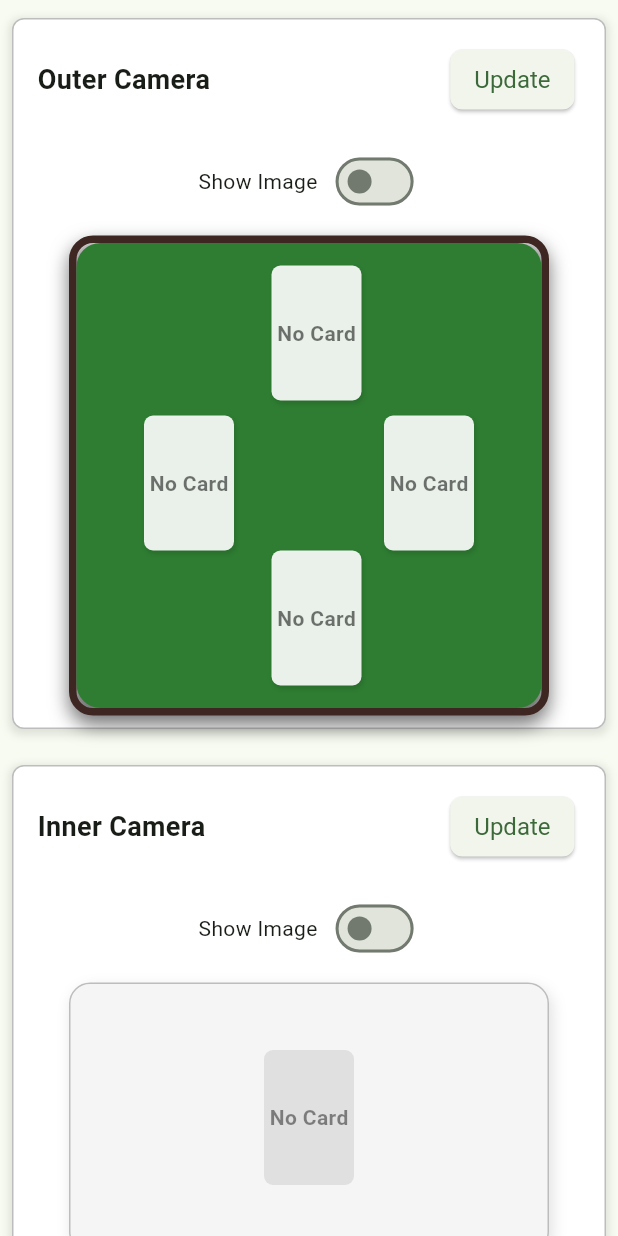
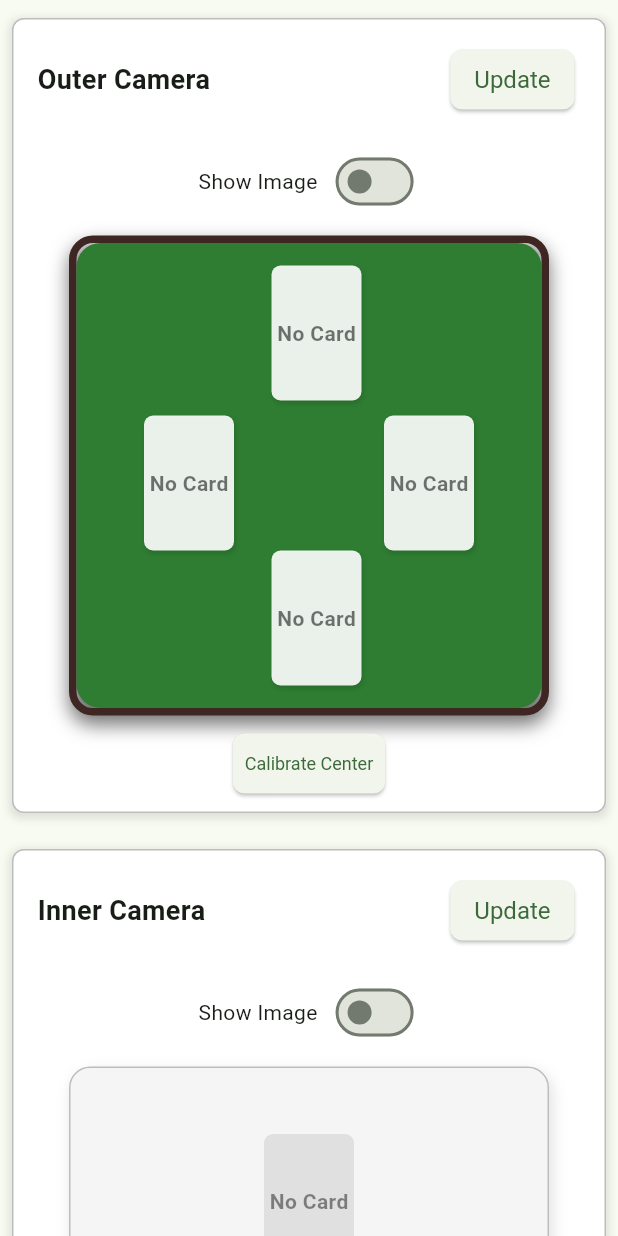
Before and after one commit to jv-ransika/CardMaster, a Flutter app: the CamerasView widget shown alone on an empty page, opened directly with empty values, on a phone screen of 412 x 824 dp. Run offline on Flutter 3.47's test engine with Material 3 defaults, Android fonts, the phone set to English and light mode, and no system bars; our stand-ins replace permission_handler; missing offline and left inert: gallery_saver_plus, mobile_scanner, onnxruntime, tflite_flutter.

Commit message:
feat: add center calibration functionality and update camera section methods in BotScreen

```diff
--- a/lib/screens/bot/bot.dart
+++ b/lib/screens/bot/bot.dart
@@ -73,7 +73,20 @@ class _BotScreenState extends State<BotScreen> {
       },
       onNeedUpdateInnerImage: () async {
         imageInputHandlerInner.captureImage();
-        // await oomiPredictor.predict(oomiModel);
+      },
+      onCalibrateCenterClick: () {
+        if (yoloDetector.detections == null || yoloDetector.detections!.isEmpty) {
+          ScaffoldMessenger.of(context).showSnackBar(SnackBar(content: Text("No detections available to calibrate center.")));
+          return;
+        }
+        // Calculate the center of the detected cards
+        gameHandler.calcLocalBoardCenter(yoloDetector.detections!);
+        // Draw calibration markers on the image
+        if (yoloDetector.processedImage != null) {
+          img.drawCircle(yoloDetector.processedImage!, x: gameHandler.boardCenter.dx.toInt(), y: gameHandler.boardCenter.dy.toInt(), radius: 10, color: img.ColorRgb8(255, 0, 0));
+          camerasViewController.outerImage = yoloDetector.processedImage!;
+          camerasViewController.update();
+        }
       },
     );
 
--- a/lib/screens/bot/cameras_view.dart
+++ b/lib/screens/bot/cameras_view.dart
@@ -31,7 +31,7 @@ class _CamerasViewState extends State<CamerasView> {
         children: [
           const SizedBox(height: 8),
 
-          buildCameraSection(
+          buildOuterCameraSection(
             title: "Outer Camera",
             onUpdatePressed: widget.controller.callNeedUpdateOuterImage,
             isUpdating: widget.controller.progressOuterImage > 0,
@@ -40,7 +40,7 @@ class _CamerasViewState extends State<CamerasView> {
 
           const SizedBox(height: 16),
 
-          buildCameraSection(
+          buildInnerCameraSection(
             title: "Inner Camera",
             onUpdatePressed: widget.controller.callNeedUpdateInnerImage,
             isUpdating: widget.controller.progressInnerImage > 0,
@@ -53,7 +53,59 @@ class _CamerasViewState extends State<CamerasView> {
     );
   }
 
-  Widget buildCameraSection({required String title, required VoidCallback onUpdatePressed, required bool isUpdating, required Widget content}) {
+  Widget buildOuterCameraSection({required String title, required VoidCallback onUpdatePressed, required bool isUpdating, required Widget content}) {
+    return Padding(
+      padding: const EdgeInsets.symmetric(horizontal: 8.0, vertical: 4.0),
+      child: Container(
+        padding: const EdgeInsets.all(8.0),
+        decoration: BoxDecoration(
+          color: Colors.white,
+          border: Border.all(color: Colors.grey.shade400, width: 1.0),
+          boxShadow: [BoxShadow(color: Colors.black.withOpacity(0.1), spreadRadius: 2, blurRadius: 4, offset: const Offset(0, 2))],
+          borderRadius: BorderRadius.circular(8.0),
+        ),
+        child: Column(
+          children: [
+            Padding(
+              padding: const EdgeInsets.symmetric(horizontal: 8.0, vertical: 8.0),
+              child: Row(
+                children: [
+                  Text(title, style: const TextStyle(fontSize: 18, fontWeight: FontWeight.bold)),
+                  const Spacer(),
+                  ElevatedButton(
+                    onPressed: isUpdating ? null : onUpdatePressed,
+                    style: ElevatedButton.styleFrom(
+                      padding: const EdgeInsets.symmetric(horizontal: 16, vertical: 8),
+                      textStyle: const TextStyle(fontSize: 16),
+                      shape: RoundedRectangleBorder(borderRadius: BorderRadius.circular(8.0)),
+                    ),
+                    child: const Text("Update"),
+                  ),
+                  const SizedBox(width: 4),
+                ],
+              ),
+            ),
+            content,
+            const SizedBox(height: 8),
+            ElevatedButton(
+              onPressed: () {
+                // Add your calibration logic here
+                print("Calibrate Center button pressed");
+              },
+              style: ElevatedButton.styleFrom(
+                padding: const EdgeInsets.symmetric(horizontal: 8, vertical: 4),
+                textStyle: const TextStyle(fontSize: 12),
+                shape: RoundedRectangleBorder(borderRadius: BorderRadius.circular(8.0)),
+              ),
+              child: const Text("Calibrate Center"),
+            ),
+          ],
+        ),
+      ),
+    );
+  }
+
+  Widget buildInnerCameraSection({required String title, required VoidCallback onUpdatePressed, required bool isUpdating, required Widget content}) {
     return Padding(
       padding: const EdgeInsets.symmetric(horizontal: 8.0, vertical: 4.0),
       child: Container(
@@ -96,6 +148,7 @@ class _CamerasViewState extends State<CamerasView> {
 class CamerasViewController {
   final Function onNeedUpdateOuterImage;
   final Function onNeedUpdateInnerImage;
+  final Function onCalibrateCenterClick;
 
   img.Image? outerImage;
   img.Image? innerImage;
@@ -107,7 +160,7 @@ class CamerasViewController {
 
   Function? onUpdate;
 
-  CamerasViewController({required this.onNeedUpdateOuterImage, required this.onNeedUpdateInnerImage});
+  CamerasViewController({required this.onNeedUpdateOuterImage, required this.onNeedUpdateInnerImage, required this.onCalibrateCenterClick});
 
   void callNeedUpdateOuterImage() {
     onNeedUpdateOuterImage.call();
```
